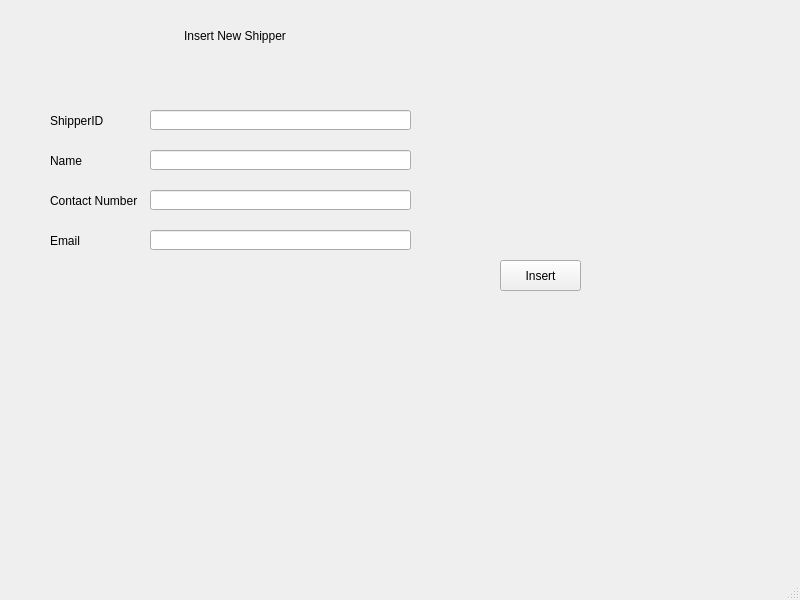
Before: the Qt Designer form ShipperInsert.ui in AlphaAnas/database-managment-system-using-SQL-and-PYQT-5-and-PYQT-6, drawn with Qt 5.
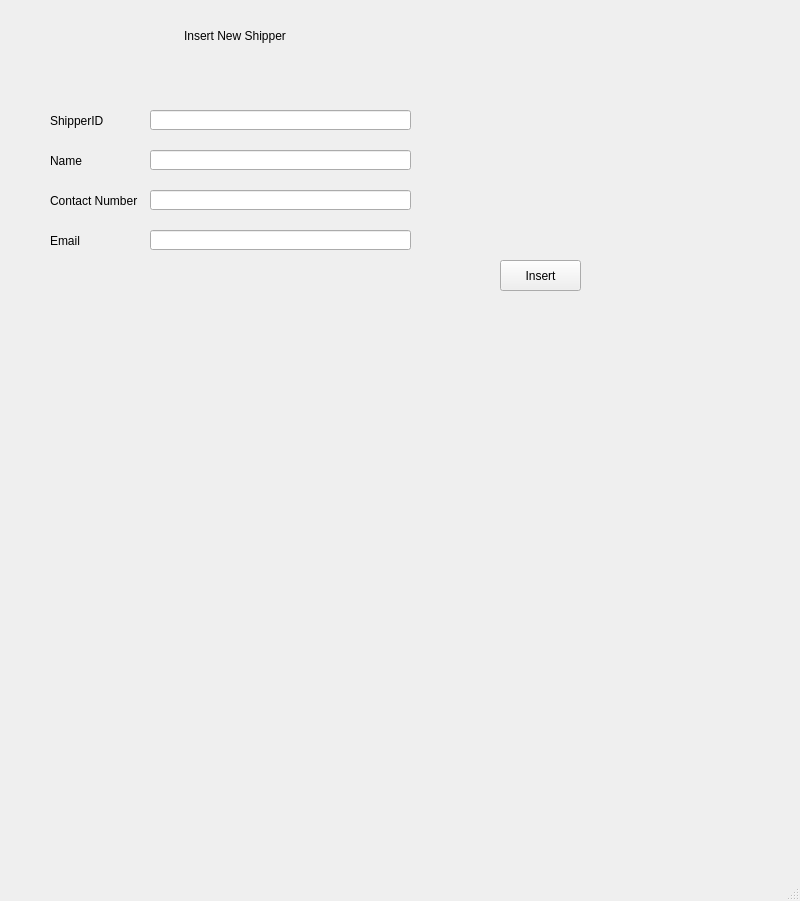
After: the same form once the commit is applied.

```diff
--- a/ShipperInsert.ui
+++ b/ShipperInsert.ui
@@ -7,7 +7,7 @@
     <x>0</x>
     <y>0</y>
     <width>800</width>
-    <height>600</height>
+    <height>901</height>
    </rect>
   </property>
   <property name="windowTitle">
```
